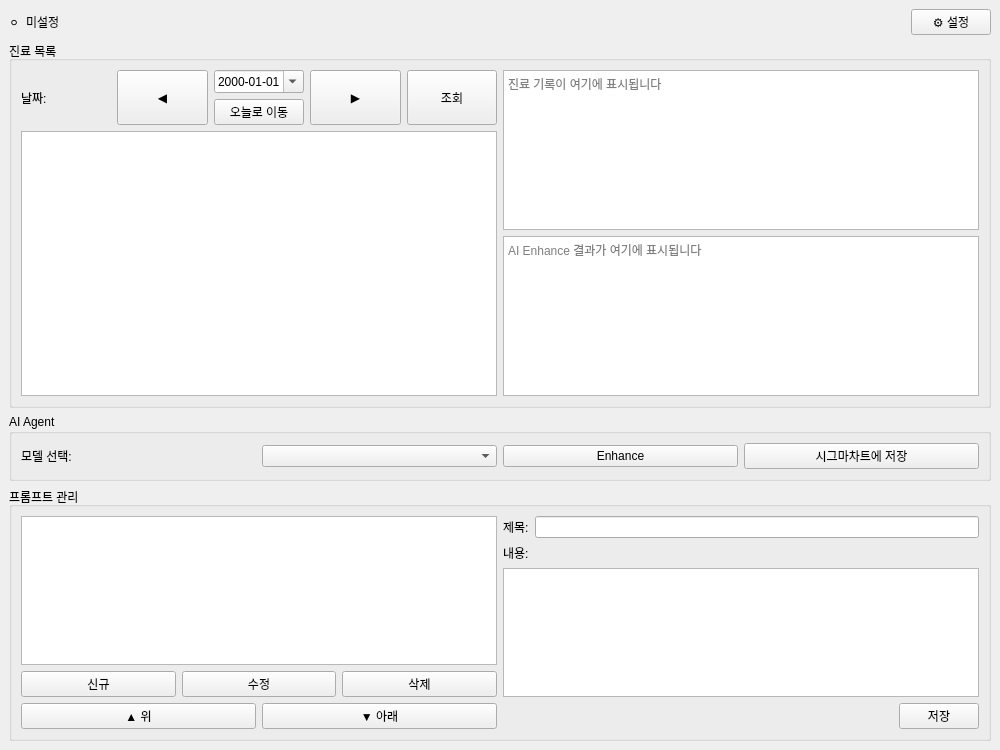
Before: the Qt Designer form src/ai_builder/ui/forms/main_window.ui in vincereway/Ai-Builder, drawn with Qt 5.
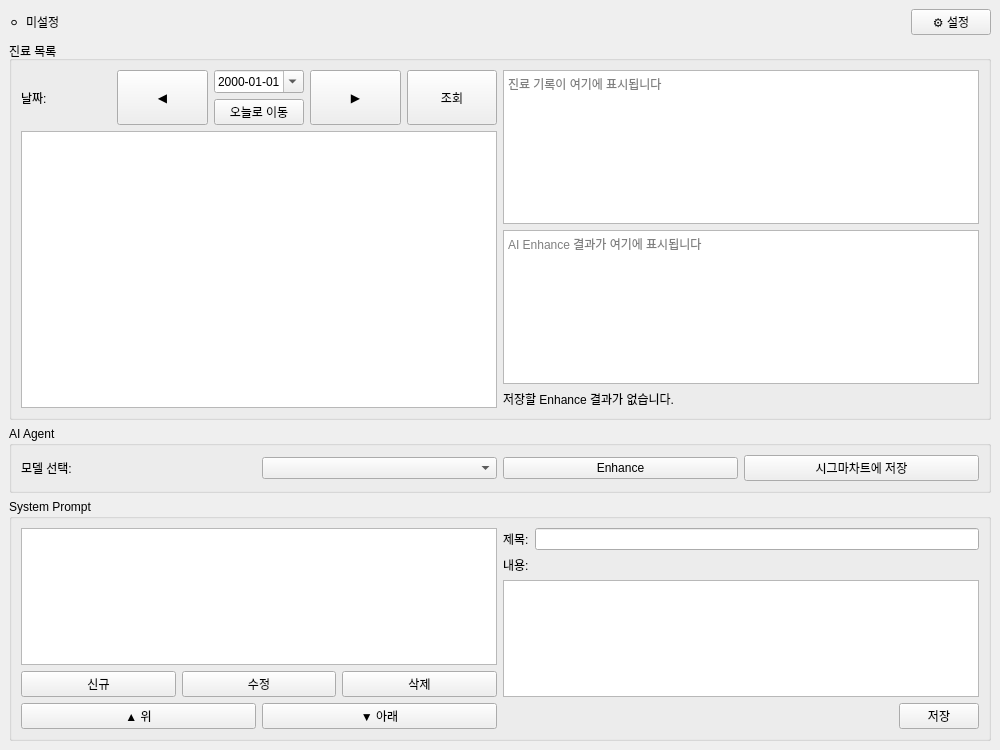
After: the same form once the commit is applied.

What changed in the file:
```diff
--- a/src/ai_builder/ui/forms/main_window.ui
+++ b/src/ai_builder/ui/forms/main_window.ui
@@ -152,6 +152,13 @@
            </property>
           </widget>
          </item>
+                 <item>
+                    <widget class="QLabel" name="lbl_enhanced_result_status">
+                     <property name="text">
+                        <string>저장할 Enhance 결과가 없습니다.</string>
+                     </property>
+                    </widget>
+                 </item>
         </layout>
        </item>
       </layout>
@@ -193,7 +200,7 @@
     <item>
      <widget class="QGroupBox" name="group_prompts">
       <property name="title">
-       <string>프롬프트 관리</string>
+       <string>System Prompt</string>
       </property>
       <layout class="QHBoxLayout">
        <item>
```
Left out of the diff: 20 changed lines with no effect on the pictures.
